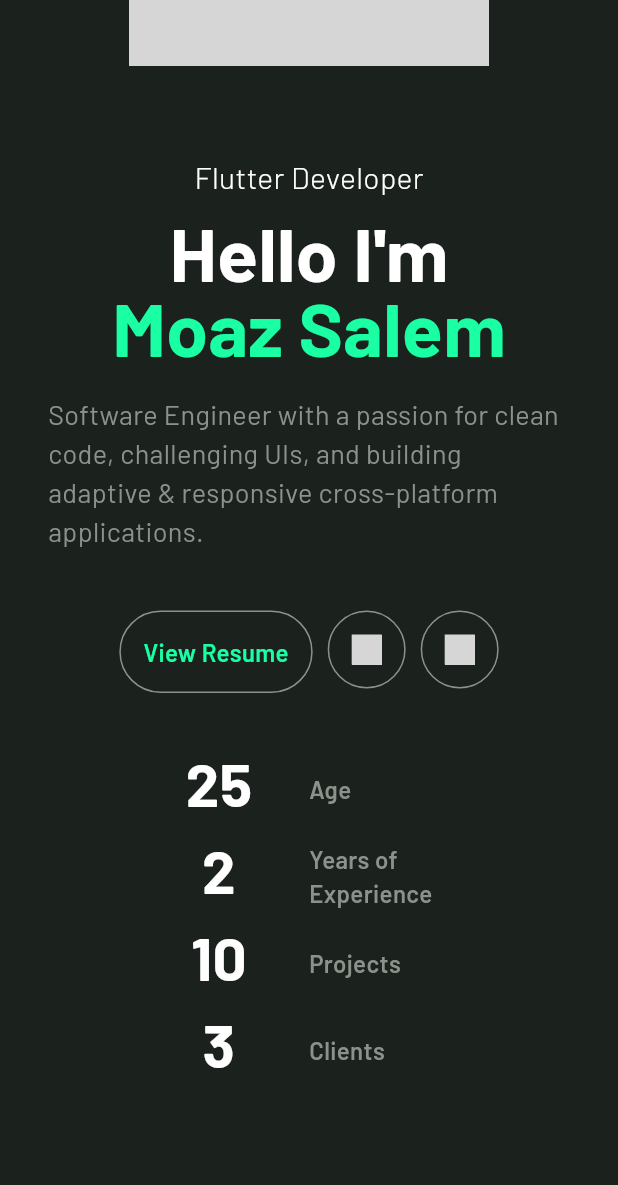
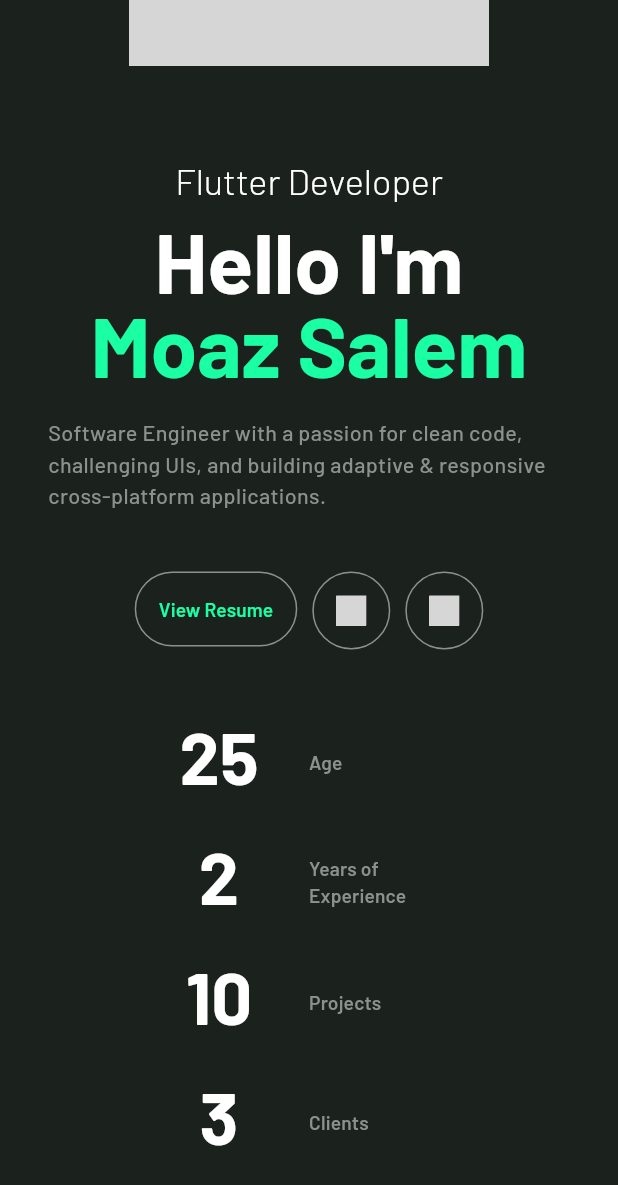
Before and after one commit to MoazSalem/portfolio, a Flutter app: the screen it shows after launch, scrolled down 296 dp, on a phone screen of 412 x 824 dp. Shown: the top 1185 px of the screen. Run offline on Flutter 3.47's test engine with Material 3 defaults, Android fonts, the phone set to English and light mode, and no system bars; our stand-ins replace flutter_svg, vector_graphics, web; network calls fail; grey boxes are pictures that could not be loaded.

Commit message:
Refactor responsivity and typography handling
Introduced ResponsivityHandler to globally manage text scaling based on device size. Updated AppSizes with new breakpoints and font scale factors, and refactored typography to use theme-based styles. Removed redundant isSmallDevice and isPortrait props from widgets, and updated usage to rely on MediaQuery and theme. Adjusted font sizes for improved consistency.

```diff
--- a/lib/app.dart
+++ b/lib/app.dart
@@ -1,5 +1,6 @@
 import 'package:flutter/material.dart';
 import 'package:portfolio/core/theme/theme.dart';
+import 'package:portfolio/core/utils/responsivity_handler.dart';
 import 'package:portfolio/presentation/main_body.dart';
 
 class App extends StatelessWidget {
@@ -11,7 +12,7 @@ class App extends StatelessWidget {
       debugShowCheckedModeBanner: false,
       title: 'Portfolio',
       theme: AppTheme.darkTheme,
-      home: const Scaffold(body: MainBody()),
+      home: const Scaffold(body: ResponsivityHandler(child: MainBody())),
     );
   }
 }
--- a/lib/core/constants/user.dart
+++ b/lib/core/constants/user.dart
@@ -8,7 +8,7 @@ const User user = User(
     description:
         'Software Engineer with a passion for clean code, challenging UIs, and building adaptive & responsive cross-platform applications.',
     avatarUrl:
-        'https://media.licdn.com/dms/image/v2/D4D03AQHw1dNS8d2J3Q/profile-displayphoto-crop_800_800/B4DZjB7Y6IGkAI-/0/1755600229242?e=1762992000&v=beta&t=3qkGjDfeih2y7ZKBWqh_sT4DBw7S3Q2VPuDLjkMFaUE',
+        'https://avatars.githubusercontent.com/u/88838071?v=4',
     numericalDescriptions: [
       NumericalDescription(title: 'Age', value: 25),
       NumericalDescription(title: 'Years of Experience', value: 2),
--- a/lib/core/theme/sizes.dart
+++ b/lib/core/theme/sizes.dart
@@ -1,8 +1,6 @@
 class AppSizes {
   const AppSizes._();
   // widgets related sizes
-  static const double portraitBreakpoint = 900.0;
-  static const double smallDeviceBreakpoint = 600.0;
   static const double moduleMinWidth = 800.0;
   static const double moduleMinHeight = 800.0;
   static const double moduleMaxWidth = 1400.0;
@@ -18,6 +16,17 @@ class AppSizes {
   static const double outlineWidth = 1;
   static const double circularRadius = 200;
   static const double iconSize = 20;
+
+  // breakpoints and scaling factors
+  static const double portraitBreakpoint = 800.0;
+  static const double normalDeviceBreakpoint = 600.0;
+  static const double largeDeviceBreakpoint = 900.0;
+  static const double extraLargeDeviceBreakpoint = 1200.0;
+  static const double smallFontScaleFactor = 0.8;
+  static const double normalFontScaleFactor = 0.9;
+  static const double largeFontScaleFactor = 1.0;
+  static const double extraLargeFontScaleFactor = 1.1;
+
 
   // paddings
   static const double p8 = 8.0;
@@ -43,5 +52,5 @@ class AppSizes {
   static const double font40 = 40;
   static const double font50 = 50;
   static const double font60 = 60;
-  static const double font80 = 80;
+  static const double font70 = 70;
 }
--- a/lib/core/theme/typography.dart
+++ b/lib/core/theme/typography.dart
@@ -7,6 +7,7 @@ class AppTypography {
   static const Color _darkTextColor = Color(0xffffffff);
 
   static const TextTheme darkTextTheme = TextTheme(
+    headlineLarge: headlineLarge,
     headlineMedium: headlineMedium,
     headlineSmall: headlineSmall,
     labelLarge: labelLarge,
@@ -17,23 +18,29 @@ class AppTypography {
     titleSmall: titleSmall,
     bodyLarge: bodyLarge,
     bodyMedium: bodyMedium,
+    bodySmall: bodySmall,
+    displayLarge: displayLarge,
+    displayMedium: displayMedium,
+    displaySmall: displaySmall,
   );
+
+  // font sizes will be changed through the development process
 
   static const TextStyle headlineLarge = TextStyle(
     height: AppSizes.textHeight,
-    fontSize: AppSizes.font24,
+    fontSize: AppSizes.font70,
     fontWeight: FontWeight.bold,
     color: _darkTextColor,
   );
 
   static const TextStyle headlineMedium = TextStyle(
-    fontSize: AppSizes.font16,
+    fontSize: AppSizes.font60,
     fontWeight: FontWeight.bold,
     color: _darkTextColor,
   );
 
   static const TextStyle headlineSmall = TextStyle(
-    fontSize: AppSizes.font20,
+    fontSize: AppSizes.font30,
     fontWeight: FontWeight.w300,
     color: _darkTextColor,
   );
@@ -75,14 +82,38 @@ class AppTypography {
   );
 
   static const TextStyle bodyLarge = TextStyle(
+    fontSize: AppSizes.font24,
+    fontWeight: FontWeight.w400,
+    color: _darkTextColor,
+  );
+
+  static const TextStyle bodyMedium = TextStyle(
+    fontSize: AppSizes.font18,
+    fontWeight: FontWeight.w500,
+    color: _darkTextColor,
+  );
+
+  static const TextStyle bodySmall = TextStyle(
     fontSize: AppSizes.font18,
     fontWeight: FontWeight.w400,
     color: _darkTextColor,
   );
 
-  static const TextStyle bodyMedium = TextStyle(
-    fontSize: AppSizes.font12,
-    fontWeight: FontWeight.w500,
+  static const TextStyle displayLarge = TextStyle(
+    fontSize: AppSizes.font24,
+    fontWeight: FontWeight.w700,
+    color: _darkTextColor,
+  );
+
+  static const TextStyle displayMedium = TextStyle(
+    fontSize: AppSizes.font20,
+    fontWeight: FontWeight.w700,
+    color: _darkTextColor,
+  );
+
+  static const TextStyle displaySmall = TextStyle(
+    fontSize: AppSizes.font16,
+    fontWeight: FontWeight.w700,
     color: _darkTextColor,
   );
 }
--- /dev/null
+++ b/lib/core/utils/responsivity_handler.dart
@@ -0,0 +1,70 @@
+import 'package:flutter/material.dart';
+import 'package:portfolio/core/theme/sizes.dart';
+
+/// A class that will handle text size responsivity for the whole app
+/// it assumes that the user will follow material design theming guidelines
+/// specially text theming.
+class ResponsivityHandler extends StatefulWidget {
+  const ResponsivityHandler({super.key, required this.child});
+  final Widget child;
+
+  @override
+  State<ResponsivityHandler> createState() => _ResponsivityHandlerState();
+}
+
+class _ResponsivityHandlerState extends State<ResponsivityHandler> {
+  ScreenSize? _lastSize;
+  TextTheme? _cachedTextTheme;
+  double? _scaleFactor;
+
+  @override
+  void didChangeDependencies() {
+    super.didChangeDependencies();
+    final currentSize = getSize(context);
+    _cachedTextTheme = Theme.of(context).textTheme;
+
+    // Only rebuild if screen size actually changed
+    if (currentSize != _lastSize) {
+      _lastSize = currentSize;
+      _scaleFactor = getScaleFactor(currentSize);
+    }
+  }
+
+  @override
+  Widget build(BuildContext context) {
+    return Theme(
+      data: Theme.of(context).copyWith(
+        textTheme: _cachedTextTheme?.apply(fontSizeFactor: _scaleFactor ?? 1.0),
+      ),
+      child: widget.child,
+    );
+  }
+}
+
+/// An enum for different screen sizes
+enum ScreenSize { small, normal, large, extraLarge }
+
+/// A Function to get the current screen size
+ScreenSize getSize(BuildContext context) {
+  double deviceWidth = MediaQuery.of(context).size.shortestSide;
+  if (deviceWidth > AppSizes.extraLargeDeviceBreakpoint) {
+    return ScreenSize.extraLarge;
+  }
+  if (deviceWidth > AppSizes.largeDeviceBreakpoint) return ScreenSize.large;
+  if (deviceWidth > AppSizes.normalDeviceBreakpoint) return ScreenSize.normal;
+  return ScreenSize.small;
+}
+
+/// A Function to change text scale according to the screen size
+double getScaleFactor(ScreenSize size) {
+  switch (size) {
+    case ScreenSize.small:
+      return AppSizes.smallFontScaleFactor;
+    case ScreenSize.normal:
+      return AppSizes.normalFontScaleFactor;
+    case ScreenSize.large:
+      return AppSizes.largeFontScaleFactor;
+    case ScreenSize.extraLarge:
+      return AppSizes.extraLargeFontScaleFactor;
+  }
+}
--- a/lib/presentation/feature/introduction_module/module/introduction_module.dart
+++ b/lib/presentation/feature/introduction_module/module/introduction_module.dart
@@ -18,13 +18,6 @@ class IntroductionModule extends StatelessWidget {
     // use layout builder to get the current allowed constrains
     return LayoutBuilder(
       builder: (context, constraints) {
-        // bool to switch to vertical layout widgets
-        bool isPortrait =
-            constraints.maxWidth < constraints.maxHeight &&
-            constraints.maxWidth < AppSizes.portraitBreakpoint;
-        // bool to make the text smaller on small devices
-        bool isSmallDevice =
-            constraints.maxWidth < AppSizes.smallDeviceBreakpoint;
         // the inner paddings of the module
         return Padding(
           padding: const EdgeInsets.symmetric(
@@ -39,15 +32,12 @@ class IntroductionModule extends StatelessWidget {
                 introductionData: introductionData,
                 externalLinks: externalLinks,
                 maxWidth: constraints.maxWidth,
-                isSmallDevice: isSmallDevice,
-                isPortrait: isPortrait,
               ),
               const SizedBox(height: AppSizes.p40),
               // Numerical Descriptions under the info
               NumericalDescriptionsWrap(
                 numericalDescriptions: introductionData.numericalDescriptions,
                 maxWidth: constraints.maxWidth,
-                isSmallDevice: isSmallDevice,
               ),
             ],
           ),
--- a/lib/presentation/feature/introduction_module/widgets/external_links_wrap.dart
+++ b/lib/presentation/feature/introduction_module/widgets/external_links_wrap.dart
@@ -1,6 +1,5 @@
 import 'package:flutter/material.dart';
 import 'package:portfolio/core/theme/sizes.dart';
-import 'package:portfolio/core/theme/typography.dart';
 import 'package:portfolio/core/utils/assets.dart';
 import 'package:portfolio/domain/entities/user.dart';
 import 'package:portfolio/presentation/shared_widgets/circular_border_button.dart';
@@ -13,7 +12,7 @@ class ExternalLinksWrap extends StatelessWidget {
 
   @override
   Widget build(BuildContext context) {
-    final colorScheme = Theme.of(context).colorScheme;
+    final theme = Theme.of(context);
     return Wrap(
       runSpacing: AppSizes.p10,
       spacing: AppSizes.p10,
@@ -24,15 +23,15 @@ class ExternalLinksWrap extends StatelessWidget {
           child: i == 0
               ? Text(
                   "View Resume",
-                  style: AppTypography.labelLarge.copyWith(
-                    color: colorScheme.primary,
+                  style: theme.textTheme.labelLarge?.copyWith(
+                    color: theme.colorScheme.primary,
                   ),
                 )
               : SvgAsset(
                   assetName: AppAssets.getSvgByName(
                     externalLinks[i].name.toLowerCase(),
                   ),
-                  color: colorScheme.primary,
+                  color: theme.colorScheme.primary,
                 ),
         ),
       ),
--- a/lib/presentation/feature/introduction_module/widgets/info_layout.dart
+++ b/lib/presentation/feature/introduction_module/widgets/info_layout.dart
@@ -8,15 +8,11 @@ class InfoLayout extends StatefulWidget {
   final IntroductionData introductionData;
   final List<ExternalLink> externalLinks;
   final double maxWidth;
-  final bool isSmallDevice;
-  final bool isPortrait;
   const InfoLayout({
     super.key,
     required this.maxWidth,
-    required this.isSmallDevice,
     required this.introductionData,
     required this.externalLinks,
-    required this.isPortrait,
   });
 
   @override
@@ -28,6 +24,8 @@ class _InfoLayoutState extends State<InfoLayout>
   late AnimationController _controller;
   late Animation<double> _animation;
   bool _isAnimationDone = false;
+  // bool to switch to vertical layout widgets
+  bool isPortrait = false;
 
   // Define the listener function
   void _onAnimationCompleted(AnimationStatus status) {
@@ -68,13 +66,20 @@ class _InfoLayoutState extends State<InfoLayout>
   }
 
   @override
+  void didChangeDependencies() {
+    super.didChangeDependencies();
+    isPortrait =
+        MediaQuery.of(context).size.width < AppSizes.portraitBreakpoint;
+  }
+
+  @override
   Widget build(BuildContext context) {
     // Build the list of widgets first to have the ability to reverse it.
     final List<Widget> widgets = [
       // User avatar
       if (_isAnimationDone)
         CircleAvatar(
-          radius: widget.isSmallDevice
+          radius: isPortrait
               ? AppSizes.userAvatarRadiusSmall
               : AppSizes.userAvatarRadiusBig,
           backgroundImage: NetworkImage(widget.introductionData.avatarUrl),
@@ -84,7 +89,7 @@ class _InfoLayoutState extends State<InfoLayout>
         AnimatedBuilder(
           animation: _animation,
           child: CircleAvatar(
-            radius: widget.isSmallDevice
+            radius: isPortrait
                 ? AppSizes.userAvatarRadiusSmall
                 : AppSizes.userAvatarRadiusBig,
             backgroundImage: NetworkImage(widget.introductionData.avatarUrl),
@@ -101,8 +106,7 @@ class _InfoLayoutState extends State<InfoLayout>
           introductionData: widget.introductionData,
           externalLinks: widget.externalLinks,
           maxWidth: widget.maxWidth,
-          isPortrait: widget.isPortrait,
-          isSmallDevice: widget.isSmallDevice,
+          isPortrait: isPortrait,
         ),
       // animation builder, will be removed after the animation is done
       if (!_isAnimationDone)
@@ -112,8 +116,7 @@ class _InfoLayoutState extends State<InfoLayout>
             introductionData: widget.introductionData,
             externalLinks: widget.externalLinks,
             maxWidth: widget.maxWidth,
-            isPortrait: widget.isPortrait,
-            isSmallDevice: widget.isSmallDevice,
+            isPortrait: isPortrait,
           ),
           builder: (context, child) {
             return Transform.translate(
@@ -124,11 +127,9 @@ class _InfoLayoutState extends State<InfoLayout>
         ),
     ];
     // for readability
-    final orderedWidgets = widget.isPortrait
-        ? widgets
-        : widgets.reversed.toList();
+    final orderedWidgets = isPortrait ? widgets : widgets.reversed.toList();
     return Flex(
-      direction: widget.isPortrait ? Axis.vertical : Axis.horizontal,
+      direction: isPortrait ? Axis.vertical : Axis.horizontal,
       spacing: AppSizes.p60,
       mainAxisAlignment: MainAxisAlignment.spaceAround,
       crossAxisAlignment: CrossAxisAlignment.center,
--- a/lib/presentation/feature/introduction_module/widgets/introduction_text_column.dart
+++ b/lib/presentation/feature/introduction_module/widgets/introduction_text_column.dart
@@ -1,6 +1,5 @@
 import 'package:flutter/material.dart';
 import 'package:portfolio/core/theme/sizes.dart';
-import 'package:portfolio/core/theme/typography.dart';
 import 'package:portfolio/domain/entities/user.dart';
 import 'package:portfolio/presentation/feature/introduction_module/widgets/external_links_wrap.dart';
 
@@ -9,19 +8,17 @@ class IntroductionTextColumn extends StatelessWidget {
   final List<ExternalLink> externalLinks;
   final double maxWidth;
   final bool isPortrait;
-  final bool isSmallDevice;
   const IntroductionTextColumn({
     super.key,
     required this.maxWidth,
     required this.isPortrait,
-    required this.isSmallDevice,
     required this.introductionData,
     required this.externalLinks,
   });
 
   @override
   Widget build(BuildContext context) {
-    final colorScheme = Theme.of(context).colorScheme;
+    final theme = Theme.of(context);
     return Column(
       mainAxisSize: MainAxisSize.min,
       crossAxisAlignment: isPortrait
@@ -29,20 +26,14 @@ class IntroductionTextColumn extends StatelessWidget {
           : CrossAxisAlignment.start,
       children: [
         // User title
-        Text(introductionData.title, style: AppTypography.headlineSmall),
+        Text(introductionData.title, style: theme.textTheme.headlineSmall),
         const SizedBox(height: AppSizes.p10),
-        Text(
-          'Hello I\'m',
-          style: AppTypography.headlineLarge.copyWith(
-            fontSize: isSmallDevice ? AppSizes.font50 : AppSizes.font80,
-          ),
-        ),
+        Text('Hello I\'m', style: theme.textTheme.headlineLarge),
         // User name
         Text(
           introductionData.name,
-          style: AppTypography.headlineLarge.copyWith(
-            fontSize: isSmallDevice ? AppSizes.font50 : AppSizes.font80,
-            color: colorScheme.primary,
+          style: theme.textTheme.headlineLarge?.copyWith(
+            color: theme.colorScheme.primary,
           ),
         ),
         const SizedBox(height: AppSizes.p20),
@@ -60,7 +51,9 @@ class IntroductionTextColumn extends StatelessWidget {
             maxLines: AppSizes.userDescriptionMaxLines,
             overflow: TextOverflow.ellipsis,
             introductionData.description,
-            style: AppTypography.bodyLarge.copyWith(color: colorScheme.outline),
+            style: theme.textTheme.bodyMedium?.copyWith(
+              color: theme.colorScheme.outline,
+            ),
           ),
         ),
         const SizedBox(height: AppSizes.p40),
--- a/lib/presentation/feature/introduction_module/widgets/numerical_description.dart
+++ b/lib/presentation/feature/introduction_module/widgets/numerical_description.dart
@@ -1,16 +1,13 @@
 import 'package:flutter/material.dart';
 import 'package:portfolio/core/theme/durations.dart';
 import 'package:portfolio/core/theme/sizes.dart';
-import 'package:portfolio/core/theme/typography.dart';
 import 'package:portfolio/domain/entities/user.dart';
 
 class NumericalDescriptionWidget extends StatefulWidget {
   final NumericalDescription numericalDescription;
-  final double numTextSize;
   const NumericalDescriptionWidget({
     super.key,
     required this.numericalDescription,
-    required this.numTextSize,
   });
 
   @override
@@ -68,6 +65,7 @@ class _NumericalDescriptionWidgetState extends State<NumericalDescriptionWidget>
 
   @override
   Widget build(BuildContext context) {
+    final textTheme = Theme.of(context).textTheme;
     return Row(
       spacing: AppSizes.p20,
       mainAxisSize: MainAxisSize.min,
@@ -85,9 +83,7 @@ class _NumericalDescriptionWidgetState extends State<NumericalDescriptionWidget>
                 ? Text(
                     "${widget.numericalDescription.value}",
                     textAlign: TextAlign.center,
-                    style: AppTypography.headlineLarge.copyWith(
-                      fontSize: widget.numTextSize,
-                    ),
+                    style: textTheme.headlineMedium,
                   )
                 : AnimatedBuilder(
                     animation: _animation,
@@ -95,9 +91,7 @@ class _NumericalDescriptionWidgetState extends State<NumericalDescriptionWidget>
                       return Text(
                         "${_animation.value}",
                         textAlign: TextAlign.center,
-                        style: AppTypography.headlineLarge.copyWith(
-                          fontSize: widget.numTextSize,
-                        ),
+                        style: textTheme.headlineMedium,
                       );
                     },
                   ),
@@ -111,7 +105,7 @@ class _NumericalDescriptionWidgetState extends State<NumericalDescriptionWidget>
           child: Text(
             widget.numericalDescription.title,
             textAlign: TextAlign.start,
-            style: AppTypography.labelLarge.copyWith(
+            style: textTheme.labelLarge?.copyWith(
               color: Theme.of(context).colorScheme.outline,
             ),
           ),
--- a/lib/presentation/feature/introduction_module/widgets/numerical_descriptions_wrap.dart
+++ b/lib/presentation/feature/introduction_module/widgets/numerical_descriptions_wrap.dart
@@ -5,12 +5,10 @@ import 'package:portfolio/presentation/feature/introduction_module/widgets/numer
 
 class NumericalDescriptionsWrap extends StatelessWidget {
   final List<NumericalDescription> numericalDescriptions;
-  final bool isSmallDevice;
   final double maxWidth;
   const NumericalDescriptionsWrap({
     super.key,
     required this.maxWidth,
-    this.isSmallDevice = false,
     required this.numericalDescriptions,
   });
 
@@ -26,7 +24,6 @@ class NumericalDescriptionsWrap extends StatelessWidget {
           numericalDescriptions.length,
           (index) => NumericalDescriptionWidget(
             numericalDescription: numericalDescriptions[index],
-            numTextSize: isSmallDevice ? AppSizes.font40 : AppSizes.font60,
           ),
         ),
       ),
```
Also changed, not shown: pubspec.lock.
